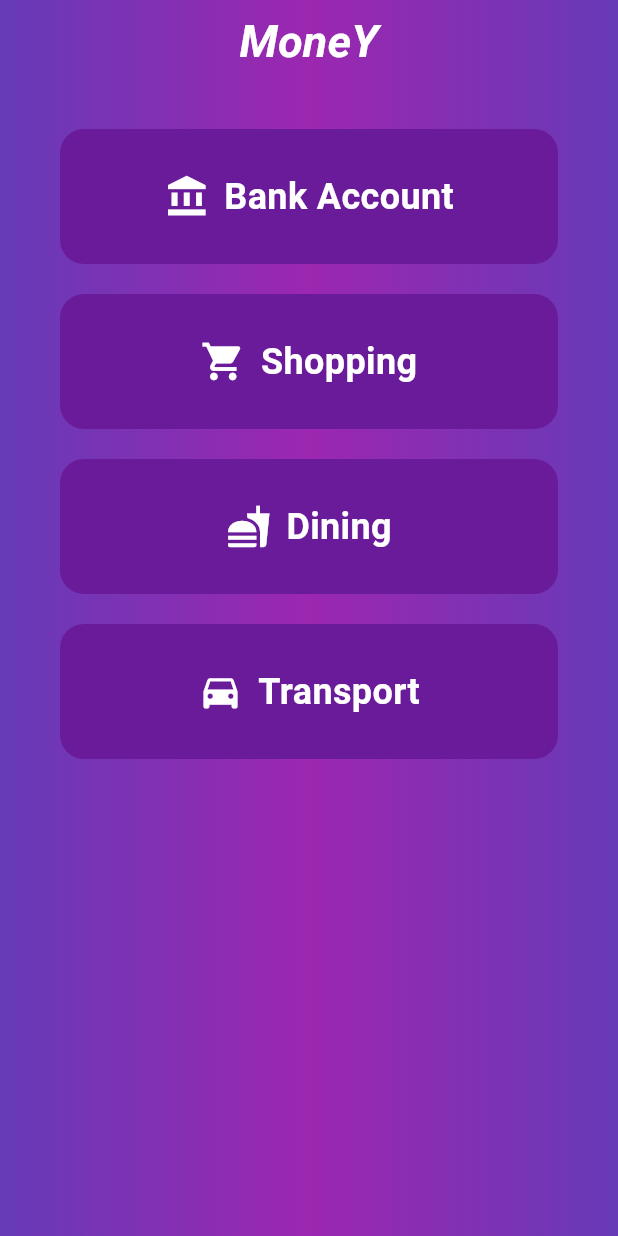
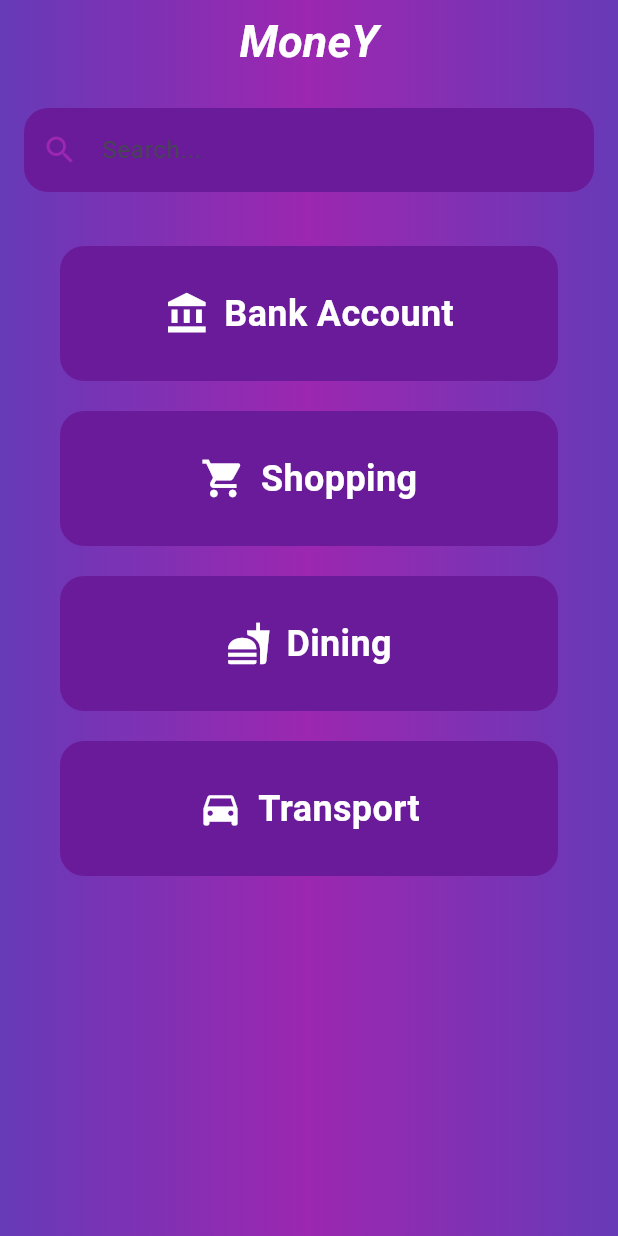
Before and after one commit to Pathirana99/Flutter, a Flutter app: the screen it shows after launch, on a phone screen of 412 x 824 dp. Run offline on Flutter 3.47's test engine with Material 3 defaults, Android fonts, the phone set to English and light mode, and no system bars; our stand-ins replace device_preview.

Commit message:
Update main.dart

```diff
--- a/appl/lib/main.dart
+++ b/appl/lib/main.dart
@@ -30,18 +30,30 @@ class MyApp extends StatelessWidget {
   }
 }
 
-class Home extends StatelessWidget {
+class Home extends StatefulWidget {
   const Home({super.key});
 
   @override
-  Widget build(BuildContext context) {
-    // Data for dynamic rows
+  State<Home> createState() => _HomeState();
+}
+
+class _HomeState extends State<Home> {
   final List<Map<String, dynamic>> rowData = [
     {'icon': Icons.account_balance, 'text': 'Bank Account'},
     {'icon': Icons.shopping_cart, 'text': 'Shopping'},
     {'icon': Icons.fastfood, 'text': 'Dining'},
     {'icon': Icons.directions_car, 'text': 'Transport'},
   ];
+
+  String searchQuery = '';
+
+  @override
+  Widget build(BuildContext context) {
+    // Filter data based on the search query
+    final filteredData = rowData
+        .where((item) =>
+        item['text']!.toLowerCase().contains(searchQuery.toLowerCase()))
+        .toList();
 
     return Container(
       decoration: const BoxDecoration(
@@ -68,12 +80,37 @@ class Home extends StatelessWidget {
             ),
           ),
         ),
-        body: ListView.builder(
-          padding: const EdgeInsets.symmetric(vertical: 20),
-          itemCount: rowData.length,
+        body: Column(
+          children: [
+            Padding(
+              padding: const EdgeInsets.all(16.0),
+
+              child: TextField(
+                onChanged: (value) {
+                  setState(() {
+                    searchQuery = value;
+                  });
+                },
+                decoration: InputDecoration(
+                  filled: true,
+                  fillColor: Colors.purple.shade800,
+                  hintText: 'Search...',
+                  prefixIcon: const Icon(Icons.search, color: Colors.purple),
+                  border: OutlineInputBorder(
+                    borderRadius: BorderRadius.circular(16),
+                    borderSide: BorderSide.none,
+                  ),
+                ),
+              ),
+            ),
+            Expanded(
+              child: ListView.builder(
+                padding: const EdgeInsets.symmetric(vertical: 10),
+                itemCount: filteredData.length,
                 itemBuilder: (context, index) {
                   return Padding(
-              padding: const EdgeInsets.symmetric(horizontal: 40, vertical: 10),
+                    padding: const EdgeInsets.symmetric(
+                        horizontal: 40, vertical: 10),
                     child: Container(
                       height: 90,
                       decoration: BoxDecoration(
@@ -85,13 +122,13 @@ class Home extends StatelessWidget {
                         mainAxisAlignment: MainAxisAlignment.center,
                         children: [
                           Icon(
-                      rowData[index]['icon'],
+                            filteredData[index]['icon'],
                             color: Colors.white,
                             size: 30,
                           ),
                           const SizedBox(width: 10),
                           Text(
-                      rowData[index]['text'],
+                            filteredData[index]['text'],
                             style: const TextStyle(
                               color: Colors.white,
                               fontSize: 24,
@@ -105,6 +142,9 @@ class Home extends StatelessWidget {
                 },
               ),
             ),
+          ],
+        ),
+      ),
     );
   }
 }
```
Lines whose indentation alone changed are shown as unchanged.
